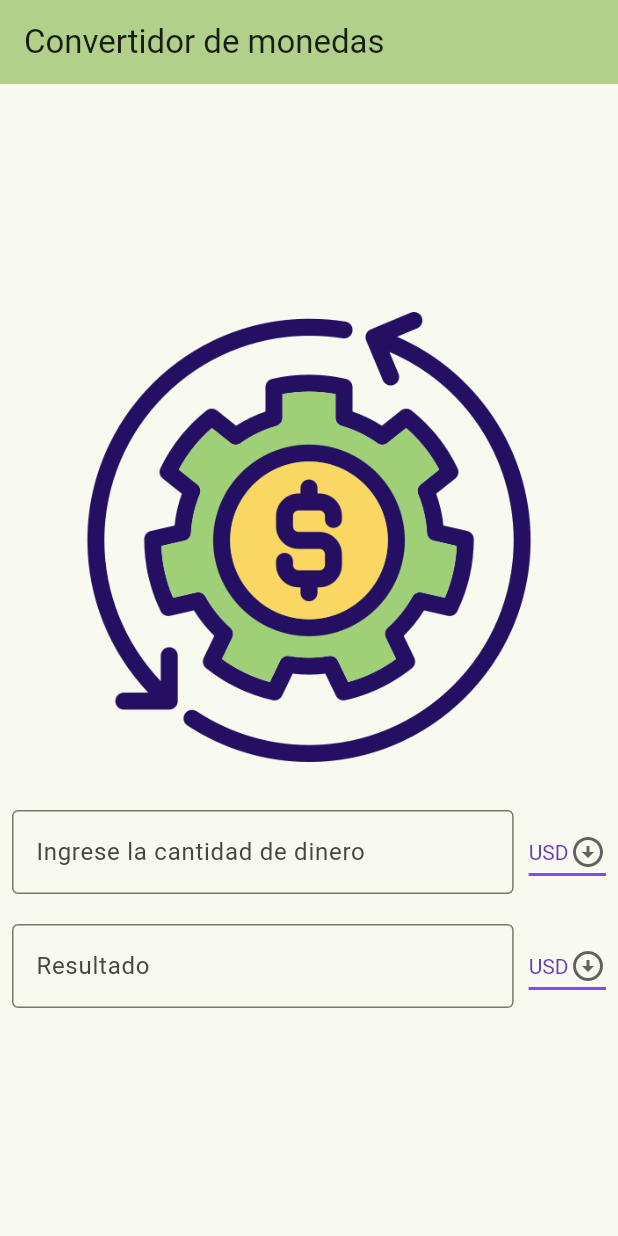
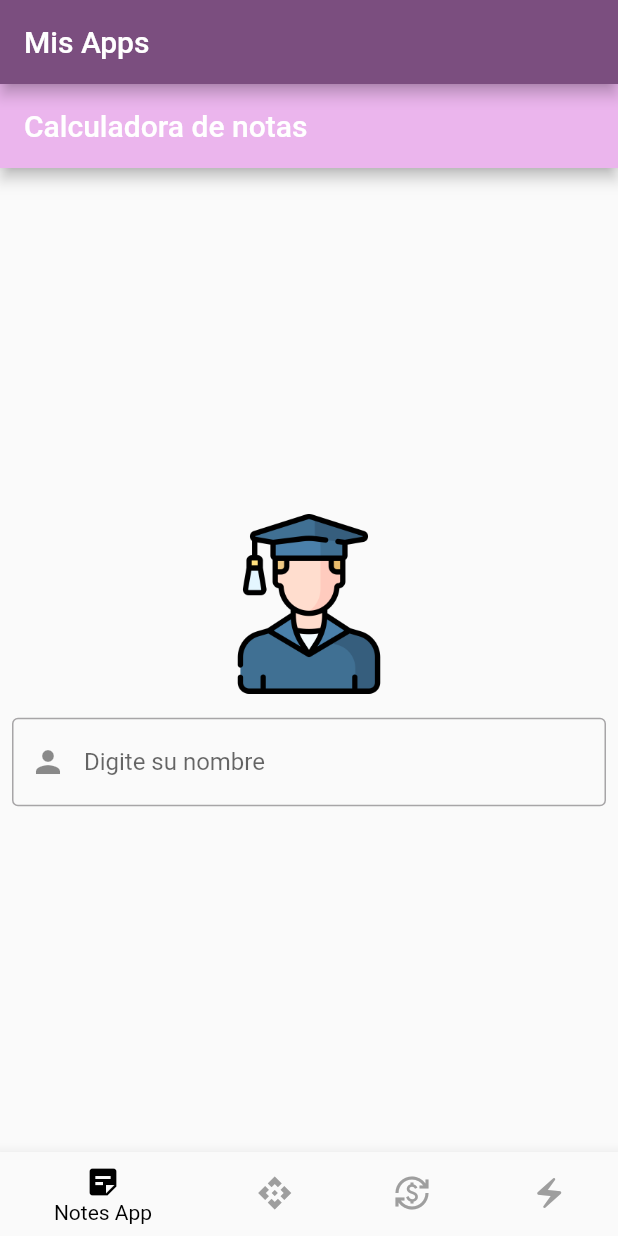
Before and after one commit to EasierMonk95/Mobile_Devices_Projects, a Flutter app: the screen it shows after launch, on a phone screen of 412 x 824 dp. Run offline on Flutter 3.47's test engine with Material 3 defaults, Android fonts, the phone set to English and light mode, and no system bars; statements that could not run were skipped.

Commit message:
Navigation App Bar
Navigation App Bar has been added and the 4 apps have been defined and included in it. The first steps to make the note calculator app were done.

```diff
--- a/converter/lib/main.dart
+++ b/converter/lib/main.dart
@@ -1,6 +1,6 @@
 import 'package:converter/pages/splash_page.dart';
 import 'package:flutter/material.dart';
-import 'package:converter/pages/conversion.dart';
+import 'package:converter/pages/conversion_page.dart';
 
 void main() {
   runApp(MyApp());
@@ -12,8 +12,8 @@ class MyApp extends StatelessWidget {
     return MaterialApp(
       title: 'Convertidor de moneda',
       theme: ThemeData(
-        colorScheme: ColorScheme.fromSeed(seedColor: Colors.lightGreen),
-        useMaterial3: true,
+        colorScheme: ColorScheme.fromSeed(seedColor: Colors.purple),
+        useMaterial3: false,
       ),
       home: const SplashPage(),
     );
--- a/converter/lib/pages/conversion.dart
+++ b/converter/lib/pages/conversion_page.dart
@@ -1,10 +1,10 @@
 import 'package:flutter/material.dart';
 
-class Conversion extends StatefulWidget {
-  const Conversion({super.key});
+class ConversionPage extends StatefulWidget {
+  const ConversionPage({super.key});
 
   @override
-  State<Conversion> createState() => _ConversionState();
+  State<ConversionPage> createState() => _ConversionPageState();
 }
 
 const List<String> list = <String>['USD', 'COP', 'EUR', 'GBP'];
@@ -24,7 +24,7 @@ Map<String, double> exchangeRates = {
   'COP_GBP': 0.00018
 };
 
-class _ConversionState extends State<Conversion> {
+class _ConversionPageState extends State<ConversionPage> {
 
   final _controller = TextEditingController();
   final _resultController = TextEditingController();
@@ -86,8 +86,8 @@ class _ConversionState extends State<Conversion> {
               children: [
                 const Image(
                   image: AssetImage('assets/icons/Exchange.png'),
-                  width: 300,
-                  height: 300,
+                  width: 200,
+                  height: 200,
                 ),
                 const SizedBox(height: 32.0),
                 Row(children: [
@@ -159,6 +159,8 @@ class _ConversionState extends State<Conversion> {
                             child: Text(value),
                           );
                         }).toList()),
+                    const SizedBox(width: 10),
+
                   ],
                 ),
               ],
--- /dev/null
+++ b/converter/lib/pages/navigation_bar_page.dart
@@ -0,0 +1,59 @@
+import 'package:converter/pages/conversion_page.dart';
+import 'package:converter/pages/freedom_page.dart';
+import 'package:converter/pages/notes_page.dart';
+import 'package:converter/pages/resistor_page.dart';
+import 'package:flutter/material.dart';
+
+
+class NavigationBarPage extends StatefulWidget {
+  const NavigationBarPage({super.key});
+
+  @override
+  State<NavigationBarPage> createState() => _NavigationBarPageState();
+}
+
+class _NavigationBarPageState extends State<NavigationBarPage> {
+
+  int _selectedIndex = 0;
+
+  static const List<Widget> _widgetOptions = <Widget> [
+    NotesPage(),
+    FreedomPage(),
+    ConversionPage(),
+    ResistorPage()
+  ];
+
+  void _onItemTapped(int index){
+    setState(() {
+      _selectedIndex = index;
+    });
+  }
+
+  @override
+  Widget build(BuildContext context) {
+    return Scaffold(
+      appBar: AppBar(
+        title: const Text("Mis Apps"),
+      ),
+      body: Center(
+        child: _widgetOptions.elementAt(_selectedIndex),
+      ),
+      bottomNavigationBar: BottomNavigationBar(
+        items: const [
+          BottomNavigationBarItem(
+              icon: Icon(Icons.sticky_note_2), label: "Notes App"),
+          BottomNavigationBarItem(
+              icon: Icon(Icons.api), label: "App libre"),
+          BottomNavigationBarItem(
+              icon: Icon(Icons.currency_exchange), label: "Money App"),
+          BottomNavigationBarItem(
+              icon: Icon(Icons.electric_bolt), label: "Resistor App"),
+        ],
+        currentIndex: _selectedIndex,
+        selectedItemColor: Colors.black,
+        unselectedItemColor: Colors.grey,
+        onTap: _onItemTapped,
+      ),
+    );
+  }
+}
--- /dev/null
+++ b/converter/lib/pages/notes_page.dart
@@ -0,0 +1,104 @@
+import 'package:flutter/material.dart';
+
+class NotesPage extends StatefulWidget {
+  const NotesPage({super.key});
+
+  @override
+  State<NotesPage> createState() => _NotesPageState();
+}
+
+class _NotesPageState extends State<NotesPage> {
+
+  // Lista para almacenar los widgets de notas y porcentajes
+  List<Widget> _notes = [];
+
+  // Controladores para almacenar notas y porcentajes
+  List<TextEditingController> _controllers = [];
+  List<double> _percentages = [];
+
+  // Inicializa un conjunto inicial de campos
+  @override
+  void initState() {
+    super.initState();
+    _addGradeField();
+  }
+
+  // Función para agregar un nuevo campo de nota
+  void _addGradeField() {
+    TextEditingController controller = TextEditingController();
+    _controllers.add(controller);
+    _percentages.add(0.1); // Porcentaje predeterminado (10%)
+
+    setState(() {
+      _gradeFields.add(
+        Row(
+          children: [
+            Expanded(
+              child: TextFormField(
+                controller: controller,
+                decoration: InputDecoration(
+                  labelText: 'Nota',
+                ),
+                keyboardType: TextInputType.number,
+              ),
+            ),
+            SizedBox(width: 20),
+            DropdownButton<double>(
+              value: _percentages.last,
+              items: [0.05, 0.10, 0.15, 0.20, 0.25, 0.30].map((double value) {
+                return DropdownMenuItem<double>(
+                  value: value,
+                  child: Text('${(value * 100).toStringAsFixed(0)}%'),
+                );
+              }).toList(),
+              onChanged: (newValue) {
+                setState(() {
+                  int index = _controllers.indexOf(controller);
+                  _percentages[index] = newValue!;
+                });
+              },
+            ),
+          ],
+        ),
+      );
+    });
+  }
+
+  @override
+  Widget build(BuildContext context) {
+    return Scaffold(
+      appBar: AppBar(
+        title: const Text("Calculadora de notas"),
+        backgroundColor: Theme.of(context).colorScheme.inversePrimary,
+      ),
+      body: Padding(
+        padding: const EdgeInsets.all(8.0),
+        child: Center(
+          child: SingleChildScrollView(
+            child: Column(
+              mainAxisAlignment: MainAxisAlignment.center,
+              children: [
+                const Image(
+                  image: AssetImage('assets/icons/graduado.png'),
+                  width: 120,
+                  height: 120,
+                ),
+                const SizedBox(
+                  height: 16.0,
+                ),
+                TextFormField(
+                  controller: _controllers[0],
+                  decoration: const InputDecoration(
+                      border: OutlineInputBorder(),
+                      labelText: "Digite su nombre",
+                      prefixIcon: Icon(Icons.person)),
+                  keyboardType: TextInputType.name,
+                ),
+              ],
+            ),
+          ),
+        ),
+      ),
+    );
+  }
+}
--- a/converter/lib/pages/splash_page.dart
+++ b/converter/lib/pages/splash_page.dart
@@ -1,5 +1,5 @@
-import 'package:converter/pages/conversion.dart';
 import 'package:flutter/material.dart';
+import 'navigation_bar_page.dart';
 
 class SplashPage extends StatefulWidget {
   const SplashPage({super.key});
@@ -14,7 +14,7 @@ class _SplashPageState extends State<SplashPage> {
     Future.delayed(const Duration(seconds: 2), () async{
       Navigator.pushReplacement(
           context,
-          MaterialPageRoute(builder: (context) => const Conversion()));
+          MaterialPageRoute(builder: (context) => NavigationBarPage()));
     });
   }
 
```
Also changed, not shown: converter/lib/pages/freedom_page.dart (added, +15 -0 lines), converter/lib/pages/resistor_page.dart (added, +15 -0 lines), converter/assets/icons/graduado.png (added), converter/assets/icons/resistor.png (added).
